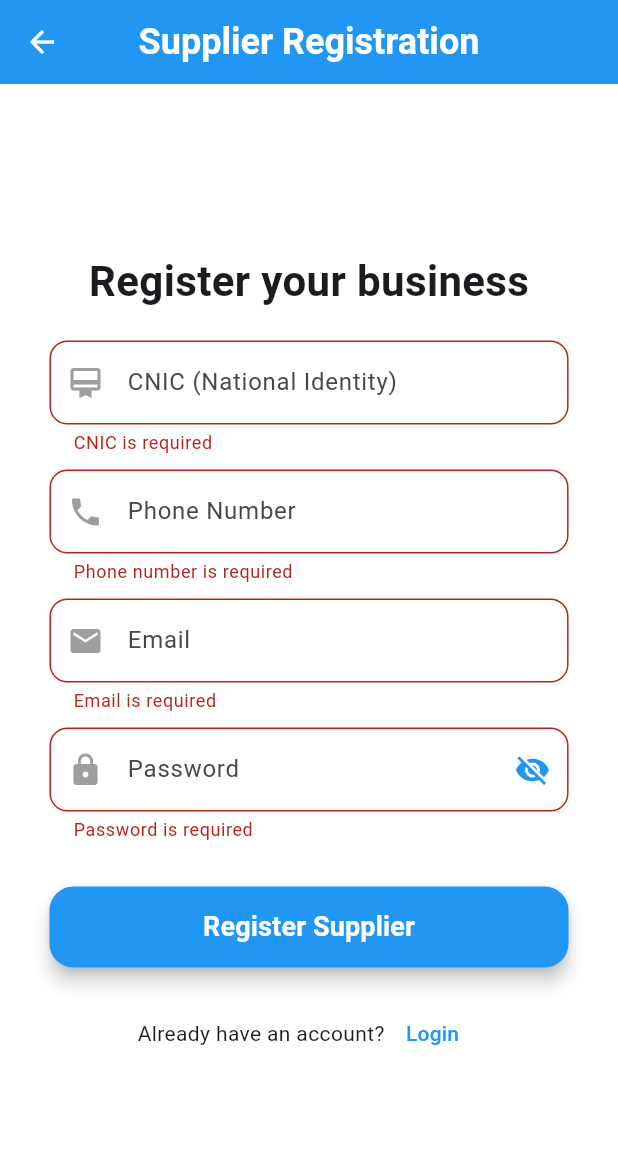
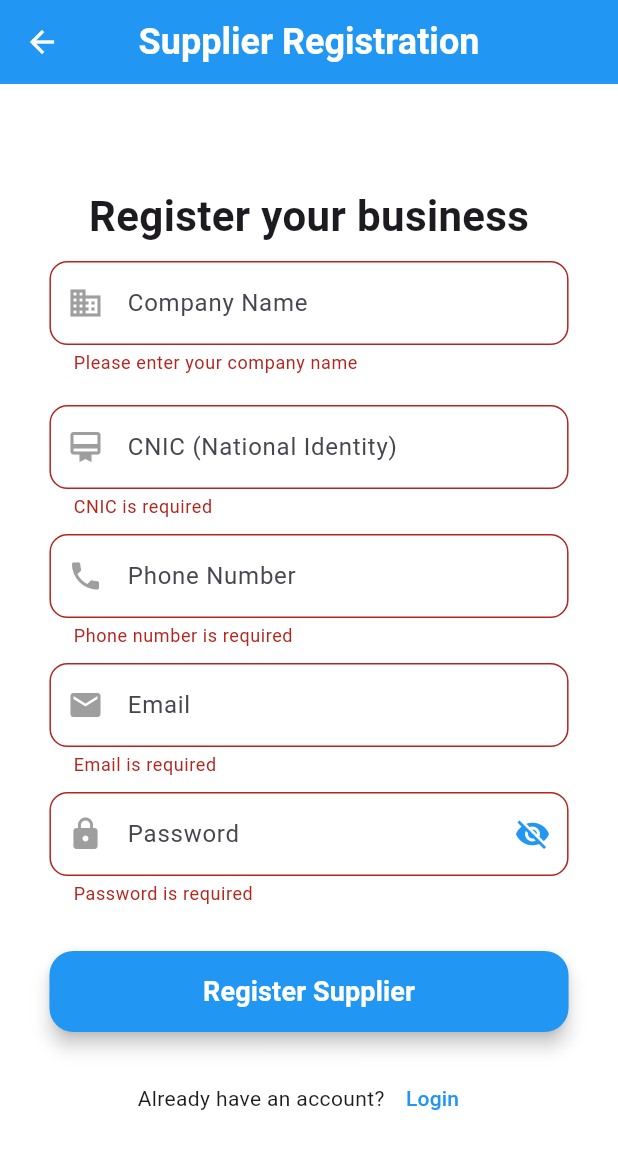
Before and after one commit to AmnaArifHussainC/paniwala, a Flutter app: the SupplierRegisterScreen screen opened directly, after a tap on "Register Supplier", on a phone screen of 412 x 824 dp. Shown: the top 1149 px of the screen. Run offline on Flutter 3.47's test engine with Material 3 defaults, Android fonts, the phone set to English and light mode, and no system bars; our stand-ins replace cloud_firestore, file_picker, firebase_auth, firebase_core, firebase_storage, geocoding and 6 more; accounts and stored records are empty; project files that could hold a hidden picture were left out.

Commit message:
commit by Fatima

```diff
--- a/lib/view/auth/spplier_auth/supplier_reg.dart
+++ b/lib/view/auth/spplier_auth/supplier_reg.dart
@@ -21,6 +21,7 @@ class _SupplierRegisterScreenState extends State<SupplierRegisterScreen> {
   final TextEditingController phoneController = TextEditingController();
   final TextEditingController emailController = TextEditingController();
   final TextEditingController passwordController = TextEditingController();
+  final TextEditingController companyNameController = TextEditingController();
   // final TextEditingController filterCertificateController = TextEditingController();
 
   // String? selectedFilePath; // Store the selected file path
@@ -113,6 +114,7 @@ class _SupplierRegisterScreenState extends State<SupplierRegisterScreen> {
         password: passwordController.text.trim(),
         cnic: cnicController.text.trim(),
         phone: phoneController.text.trim(),
+        companyName: companyNameController.text.trim(),
         // filterCertificatePath: uploadedFileURL,
       );
 
@@ -181,6 +183,20 @@ class _SupplierRegisterScreenState extends State<SupplierRegisterScreen> {
                       ),
                     ),
                   ),
+                  const SizedBox(height: 10),
+
+                  CustomTextField(
+                    controller: companyNameController,
+                    hintText: "Company Name",
+                    icon: Icons.business,
+                    validator: (value) {
+                      if (value == null || value.isEmpty) {
+                        return "Please enter your company name";
+                      }
+                      return null;
+                    },
+                  ),
+
                   const SizedBox(height: 20),
 
                   CustomTextField(
```
Also changed, not shown: lib/services/auth/supplier_auth.dart (+13 -11 lines), lib/view/supplier_screen/supplier_drawer.dart (+40 -7 lines), pubspec.lock.
